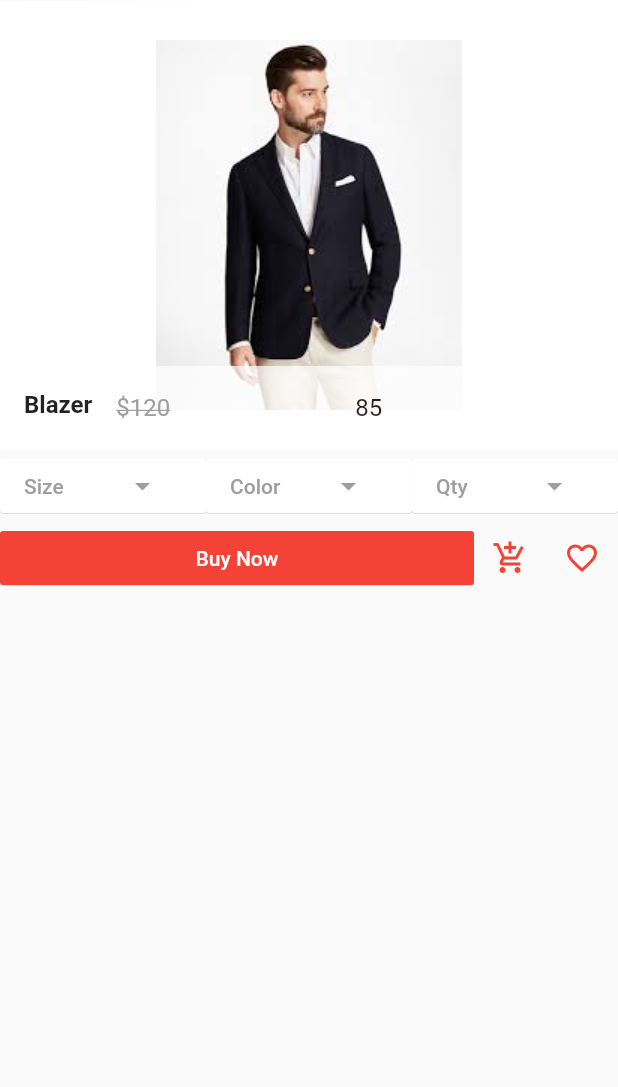
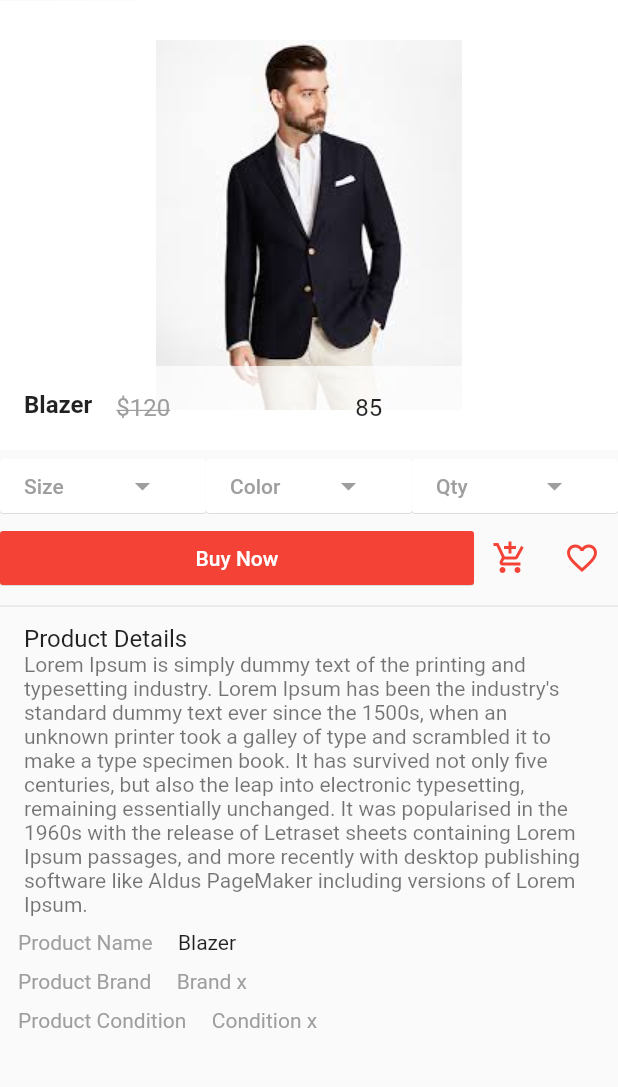
Before and after one commit to randikawann/2ndFlutterApp20200406, a Flutter app: the screen it shows after launch, after a tap on "Blazer", on a phone screen of 412 x 824 dp, the part 84-1171 px from its top. Run offline on Flutter 3.47's test engine with Material 2 defaults, Android fonts, the phone set to English and light mode, and no system bars; our stand-ins replace carousel_pro.

Commit message:
complete all most all details for product details screns

```diff
--- a/lib/pages/product_details.dart
+++ b/lib/pages/product_details.dart
@@ -83,7 +83,25 @@ class _ProductDetailsState extends State<ProductDetails> {
 //              =======================size button ====================
               Expanded(
                 child: MaterialButton(
-                    onPressed: (){},
+                    onPressed: (){
+                      showDialog(
+                          context: context,
+                        builder: (context) {
+                            return AlertDialog(
+                              title: Text('Size'),
+                              content: Text('Choose the size'),
+                              actions: <Widget>[
+                                MaterialButton(
+                                  onPressed: (){
+                                    Navigator.of(context).pop(context);
+                                  },
+                                  child: Text('Close'),
+                                ),
+                              ],
+                            );
+                        }
+                      );
+                    },
                   color: Colors.white,
                   textColor: Colors.grey,
                   elevation: 0.2,
@@ -102,7 +120,25 @@ class _ProductDetailsState extends State<ProductDetails> {
 //              =======================color button ====================
               Expanded(
                 child: MaterialButton(
-                  onPressed: (){},
+                  onPressed: (){
+                    showDialog(
+                        context: context,
+                        builder: (context) {
+                          return AlertDialog(
+                            title: Text('Colour'),
+                            content: Text('Choose the colour'),
+                            actions: <Widget>[
+                              MaterialButton(
+                                onPressed: (){
+                                  Navigator.of(context).pop(context);
+                                },
+                                child: Text('Close'),
+                              ),
+                            ],
+                          );
+                        }
+                    );
+                  },
                   color: Colors.white,
                   textColor: Colors.grey,
                   elevation: 0.2,
@@ -121,7 +157,25 @@ class _ProductDetailsState extends State<ProductDetails> {
 //              =======================qty button ====================
               Expanded(
                 child: MaterialButton(
-                  onPressed: (){},
+                  onPressed: (){
+                    showDialog(
+                        context: context,
+                        builder: (context) {
+                          return AlertDialog(
+                            title: Text('Quantity'),
+                            content: Text('Choose the quantity'),
+                            actions: <Widget>[
+                              MaterialButton(
+                                onPressed: (){
+                                  Navigator.of(context).pop(context);
+                                },
+                                child: Text('Close'),
+                              ),
+                            ],
+                          );
+                        }
+                    );
+                  },
                   color: Colors.white,
                   textColor: Colors.grey,
                   elevation: 0.2,
@@ -170,6 +224,84 @@ class _ProductDetailsState extends State<ProductDetails> {
               ),
             ],
           ),
+          Divider(),
+          ListTile(
+            title: Text('Product Details'),
+            subtitle: Text(
+              "Lorem Ipsum is simply dummy text of the printing and typesetting industry. Lorem Ipsum has been"
+                  " the industry's standard dummy text ever since the 1500s, when an unknown printer took a"
+                  " galley of type and scrambled it to make a type specimen book. It has survived not only five"
+                  " centuries, but also the leap into electronic typesetting, remaining essentially unchanged. "
+                  "It was popularised in the 1960s with the release of Letraset sheets containing Lorem Ipsum "
+                  "passages, and more recently with desktop publishing software like Aldus PageMaker including "
+                  "versions of Lorem Ipsum."
+            ),
+          ),
+          Row(
+            children: <Widget>[
+              Padding(
+                padding: EdgeInsets.fromLTRB(12.0, 5.0, 5.0, 5.0),
+                child: Text(
+                  'Product Name',
+                  style: TextStyle(
+                    color: Colors.grey,
+                  ),
+                ),
+              ),
+              Padding(
+                padding: EdgeInsets.fromLTRB(12.0, 5.0, 5.0, 5.0),
+                child: Text(widget.product_details_name),
+              ),
+
+            ],
+          ),
+          Row(
+            children: <Widget>[
+              Padding(
+                padding: EdgeInsets.fromLTRB(12.0, 5.0, 5.0, 5.0),
+                child: Text(
+                  'Product Brand',
+                  style: TextStyle(
+                    color: Colors.grey,
+                  ),
+                ),
+              ),
+//              TODO: Create product brand
+              Padding(
+                padding: EdgeInsets.fromLTRB(12.0, 5.0, 5.0, 5.0),
+                child: Text(
+                  'Brand x',
+                  style: TextStyle(
+                    color: Colors.grey,
+                  ),
+                ),
+              ),
+
+            ],
+          ),
+          Row(
+            children: <Widget>[
+              Padding(
+                padding: EdgeInsets.fromLTRB(12.0, 5.0, 5.0, 5.0),
+                child: Text(
+                  'Product Condition',
+                  style: TextStyle(
+                    color: Colors.grey,
+                  ),
+                ),
+              ),
+//              TODO: Add product condition
+              Padding(
+                padding: EdgeInsets.fromLTRB(12.0, 5.0, 5.0, 5.0),
+                child: Text(
+                  'Condition x',
+                  style: TextStyle(
+                    color: Colors.grey,
+                  ),
+                ),
+              ),
+            ],
+          ),
         ],
       ),
     );
```
Also changed, not shown: branchscreenshot/05proddetails.png (added).
